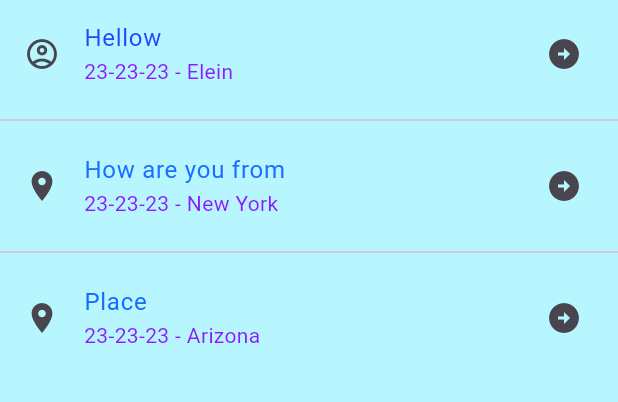
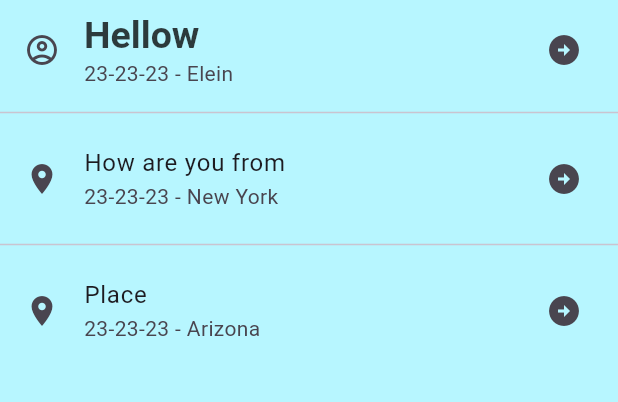
Before and after one commit to SpideryBook7/Componentes_flutter, a Flutter app: the screen it shows after launch, on a phone screen of 412 x 824 dp, the part 84-486 px from its top. Run offline on Flutter 3.47's test engine with Material 3 defaults, Android fonts, the phone set to English and light mode, and no system bars; Roboto replaces fonts that are missing (sans-seriif).

Commit message:
adding Theme

```diff
--- a/lib/home_screen.dart
+++ b/lib/home_screen.dart
@@ -12,32 +12,29 @@ class HomeScreen extends StatelessWidget {
         backgroundColor: Colors.blue,
       ),
       body: ListView(
-        children: const [
+        children: [
           ListTile(
-            leading: Icon(Icons.account_circle_outlined),
-            title: Text('Hellow ',
-                style: TextStyle(color: Color.fromARGB(255, 38, 71, 255))),
-            subtitle: Text('23-23-23 - Elein',
-                style: TextStyle(color: Color.fromARGB(255, 141, 26, 255))),
-            trailing: Icon(Icons.arrow_circle_right),
+            leading: const Icon(Icons.account_circle_outlined),
+            title: Text(
+              'Hellow ',
+              style: Theme.of(context).textTheme.headlineLarge,
+            ),
+            subtitle: const Text('23-23-23 - Elein'),
+            trailing: const Icon(Icons.arrow_circle_right),
           ),
           Divider(),
           ListTile(
-            leading: Icon(Icons.place),
-            title: Text('How are you from ',
-                style: TextStyle(color: Color.fromARGB(255, 27, 110, 255))),
-            subtitle: Text('23-23-23 - New York',
-                style: TextStyle(color: Color.fromARGB(255, 141, 26, 255))),
-            trailing: Icon(Icons.arrow_circle_right),
+            leading: const Icon(Icons.place),
+            title: Text('How are you from '),
+            subtitle: const Text('23-23-23 - New York'),
+            trailing: const Icon(Icons.arrow_circle_right),
           ),
           Divider(),
           ListTile(
-            leading: Icon(Icons.place),
-            title: Text('Place',
-                style: TextStyle(color: Color.fromARGB(255, 21, 107, 255))),
-            subtitle: Text('23-23-23 - Arizona',
-                style: TextStyle(color: Color.fromARGB(255, 141, 26, 255))),
-            trailing: Icon(Icons.arrow_circle_right),
+            leading: const Icon(Icons.place),
+            title: Text('Place'),
+            subtitle: const Text('23-23-23 - Arizona'),
+            trailing: const Icon(Icons.arrow_circle_right),
           ),
         ],
       ),
--- a/lib/main_app.dart
+++ b/lib/main_app.dart
@@ -6,9 +6,23 @@ class MainApp extends StatelessWidget {
 
   @override
   Widget build(BuildContext context) {
-    return const MaterialApp(
+    return MaterialApp(
       debugShowCheckedModeBanner: false,
-      home: HomeScreen(),
+      home: const HomeScreen(),
+      theme: ThemeData(
+        scaffoldBackgroundColor: const Color.fromARGB(3, 3, 3, 3),
+        appBarTheme: const AppBarTheme(
+          color: Color.fromARGB(3, 3, 3, 3),
+        ),
+        textTheme: const TextTheme(
+          headlineLarge: TextStyle(
+            color: Color.fromARGB(198, 3, 3, 3),
+            fontSize: 25.0,
+            fontWeight: FontWeight.bold,
+            fontFamily: 'sans-seriif',
+          ),
+        ),
+      ),
     );
   }
 }
```
